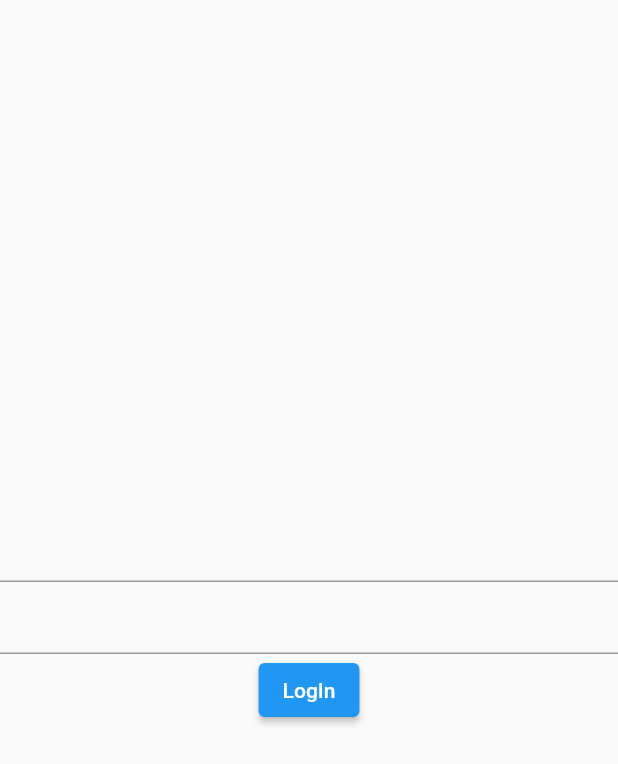
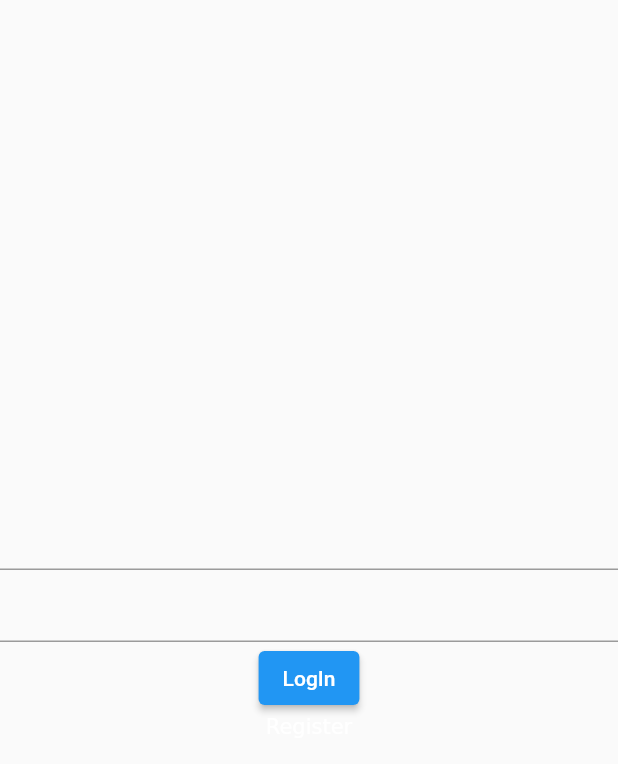
Before and after one commit to JosipTr/Flutter-LoginAppMVVM, a Flutter app: the screen it shows after launch, on a phone screen of 412 x 824 dp. Shown: the top 764 px of the screen. Run offline on Flutter 3.47's test engine with Material 2 defaults, Android fonts, the phone set to English and light mode, and no system bars; our stand-ins replace firebase_auth, firebase_core; accounts and stored records are empty.

Commit message:
Add RichText to loginView

```diff
--- a/lib/view/login_view.dart
+++ b/lib/view/login_view.dart
@@ -2,6 +2,7 @@ import 'package:flutter/material.dart';
 import 'package:tutorial/viewmodel.dart/firebaseauth_vievmodel.dart';
 import 'package:tutorial/widgets/circular_indicator.dart';
 import 'package:tutorial/widgets/elevatedbutton.dart';
+import 'package:tutorial/widgets/richtext.dart';
 import 'package:tutorial/widgets/textfield.dart';
 
 class LoginView extends StatefulWidget {
@@ -42,6 +43,10 @@ class _LoginViewState extends State<LoginView> {
     Navigator.of(context).pop();
   }
 
+  void _register() {
+    Navigator.push(context, MaterialPageRoute(builder: (context) => RegisterView()));
+  }
+
   @override
   Widget build(BuildContext context) {
     return Scaffold(
@@ -51,7 +56,8 @@ class _LoginViewState extends State<LoginView> {
           children: [
             MyTextField(_emailController),
             MyTextField(_passwordController),
-            MyElevatedButton("LogIn", _logIn)
+            MyElevatedButton("LogIn", _logIn),
+            MyRichText("Register", _register)
           ],
         ),
       ),
```
